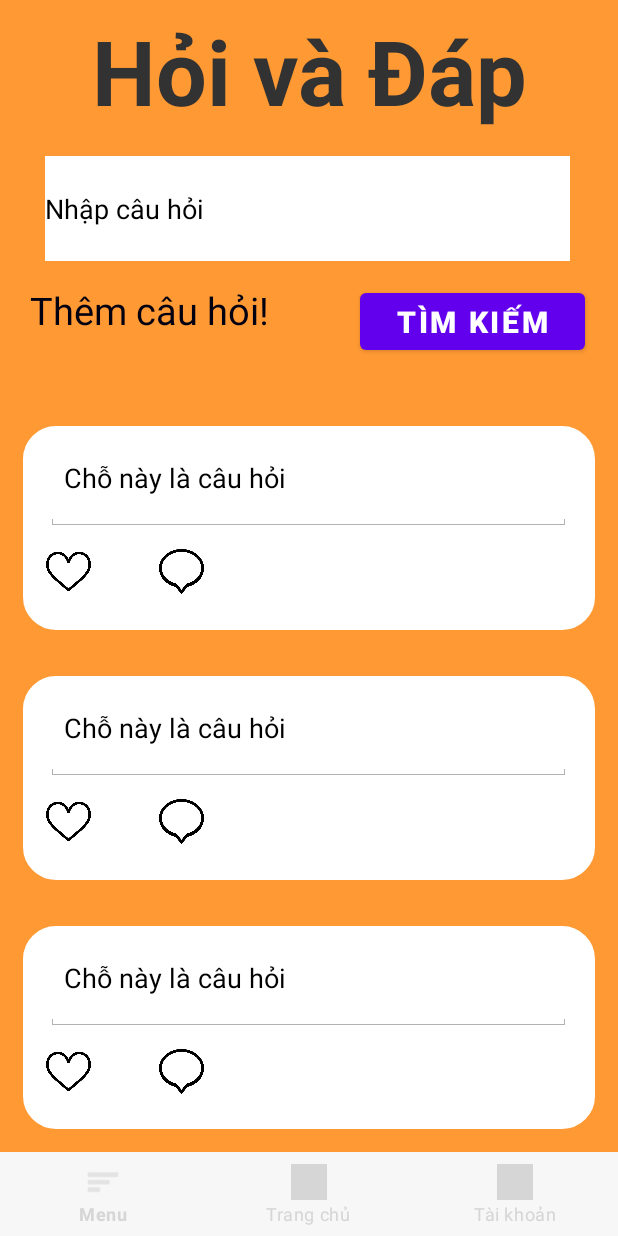
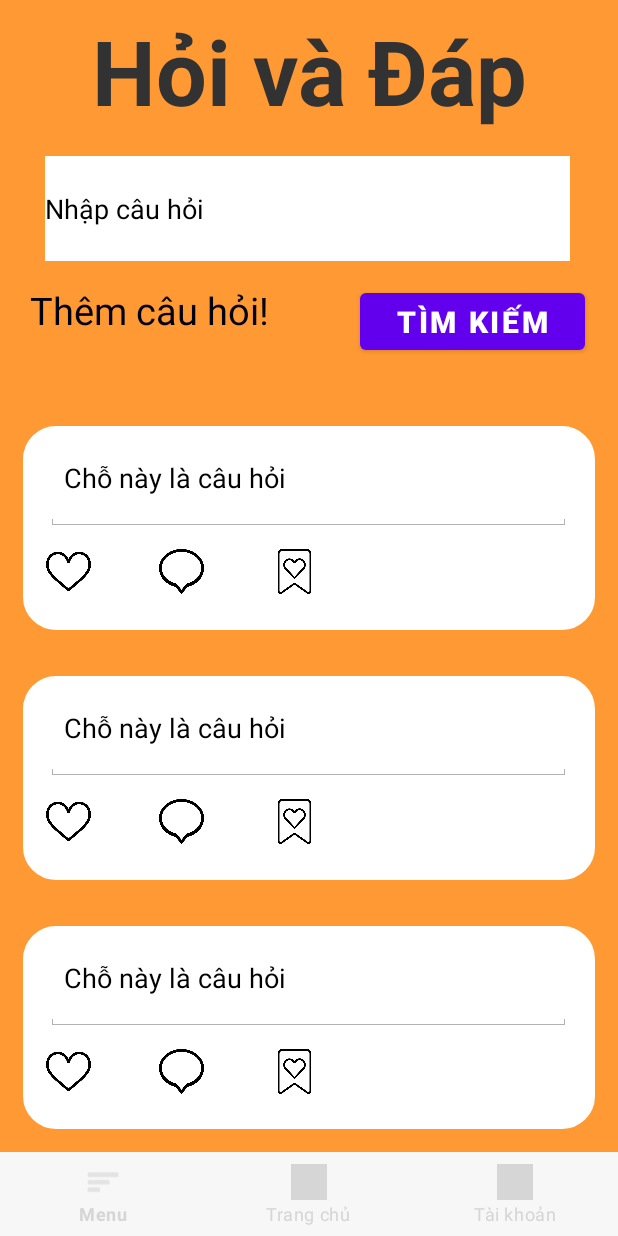
Before and after one commit to VTrng1/App-Solve-The-Exam, an Android app: the layout activity_qa.xml on its own in the app's theme, with its tools: preview values and no code run, on a phone screen of 412 x 824 dp. Run offline under Robolectric (Android 15) with nearby library versions, the phone set to English and light mode, and no system bars; grey boxes are pictures that could not be loaded.

Commit message:
Nhân update layout Q&A

```diff
--- a/app/src/main/res/layout/activity_qa.xml
+++ b/app/src/main/res/layout/activity_qa.xml
@@ -97,11 +97,22 @@
 
             </ImageView>
             <ImageView
+                android:id="@+id/comment1"
                 android:layout_below="@+id/editTextName1"
                 android:layout_toRightOf="@+id/tim1"
                 android:layout_width="30dp"
                 android:layout_height="30dp"
                 android:src="@drawable/comment"
+                android:layout_marginTop="12dp"
+                android:layout_marginLeft="45dp">
+
+            </ImageView>
+            <ImageView
+                android:layout_below="@+id/editTextName1"
+                android:layout_toRightOf="@+id/comment1"
+                android:layout_width="30dp"
+                android:layout_height="30dp"
+                android:src="@drawable/save"
                 android:layout_marginTop="12dp"
                 android:layout_marginLeft="45dp">
 
@@ -135,11 +146,22 @@
 
             </ImageView>
             <ImageView
+                android:id="@+id/comment2"
                 android:layout_below="@+id/editTextName2"
                 android:layout_toRightOf="@+id/tim2"
                 android:layout_width="30dp"
                 android:layout_height="30dp"
                 android:src="@drawable/comment"
+                android:layout_marginTop="12dp"
+                android:layout_marginLeft="45dp">
+
+            </ImageView>
+            <ImageView
+                android:layout_below="@+id/editTextName2"
+                android:layout_toRightOf="@+id/comment2"
+                android:layout_width="30dp"
+                android:layout_height="30dp"
+                android:src="@drawable/save"
                 android:layout_marginTop="12dp"
                 android:layout_marginLeft="45dp">
 
@@ -173,11 +195,22 @@
 
             </ImageView>
             <ImageView
+                android:id="@+id/comment3"
                 android:layout_below="@+id/editTextName3"
                 android:layout_toRightOf="@+id/tim3"
                 android:layout_width="30dp"
                 android:layout_height="30dp"
                 android:src="@drawable/comment"
+                android:layout_marginTop="12dp"
+                android:layout_marginLeft="45dp">
+
+            </ImageView>
+            <ImageView
+                android:layout_below="@+id/editTextName3"
+                android:layout_toRightOf="@+id/comment3"
+                android:layout_width="30dp"
+                android:layout_height="30dp"
+                android:src="@drawable/save"
                 android:layout_marginTop="12dp"
                 android:layout_marginLeft="45dp">
 
```
Also changed, not shown: app/src/main/res/drawable/save.jpg (added).
